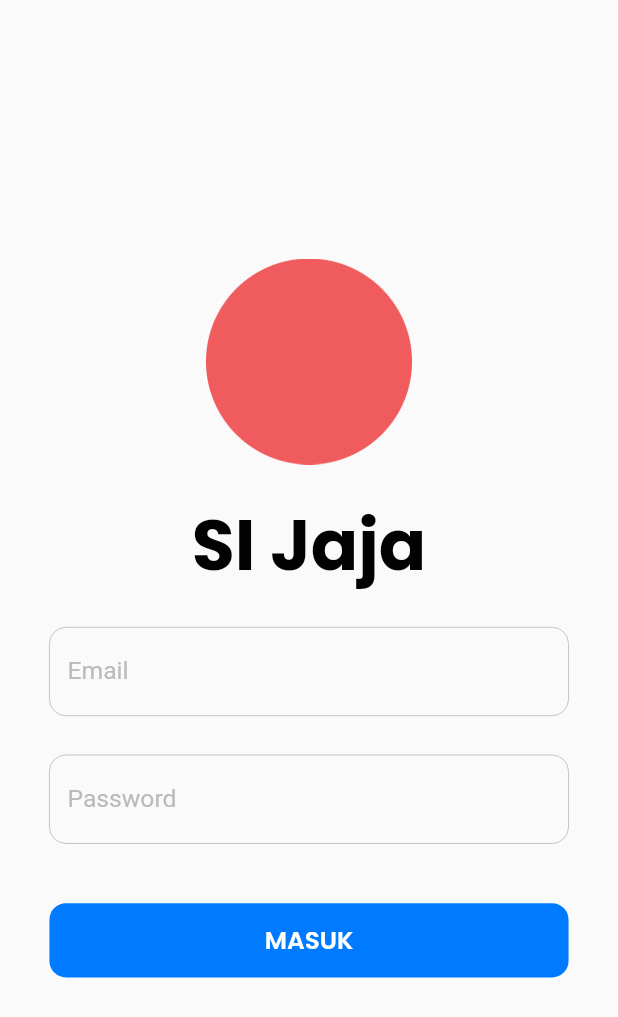
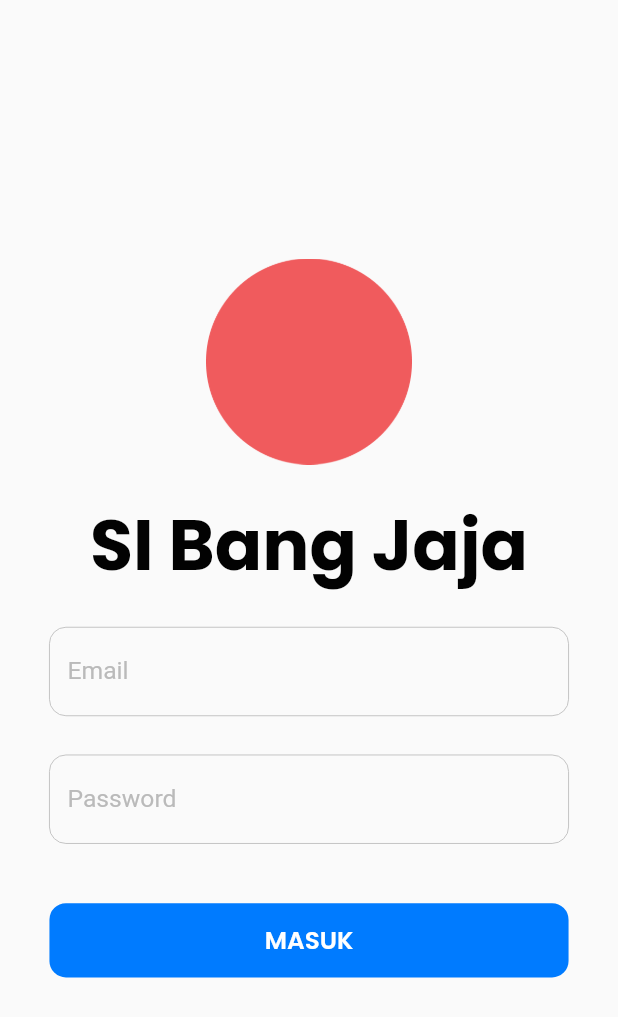
Before and after one commit to reynaldi18/checklist, a Flutter app: the screen it shows after launch, on a phone screen of 412 x 824 dp. Shown: the top 1017 px of the screen. Run offline on Flutter 3.47's test engine with Material 2 defaults, Android fonts, the phone set to English and light mode, and no system bars; our stand-ins replace connectivity, dio, flutter_spinkit, flutter_svg, google_fonts, logger and 4 more; missing offline and left inert: dart_jsonwebtoken; generated files the repository leaves out were written again.

Commit message:
Change name apps

```diff
--- a/lib/src/ui/shared/strings.dart
+++ b/lib/src/ui/shared/strings.dart
@@ -3,7 +3,7 @@ class Strings {
   static const String APP_STORE_URL = '';
   static const String PLAY_STORE_URL = '';
 
-  static const String labelApp = 'SI Jaja';
+  static const String labelApp = 'SI Bang Jaja';
   static const String labelLoginMediaSocial = 'Atau Masuk dengan';
   static const String labelVerification = 'Verifikasi';
   static const String labelHome = 'Beranda';
```
Also changed, not shown: 1 other file.
